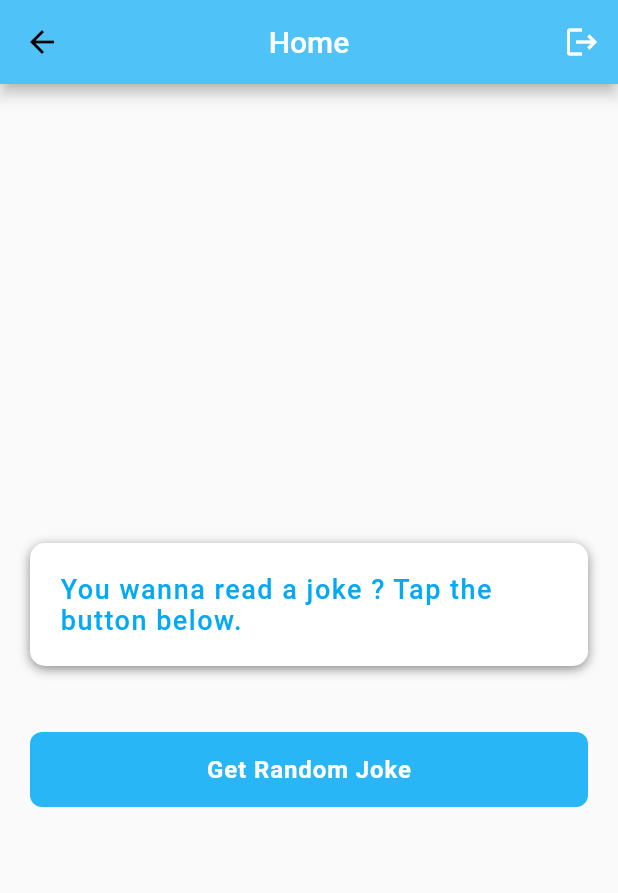
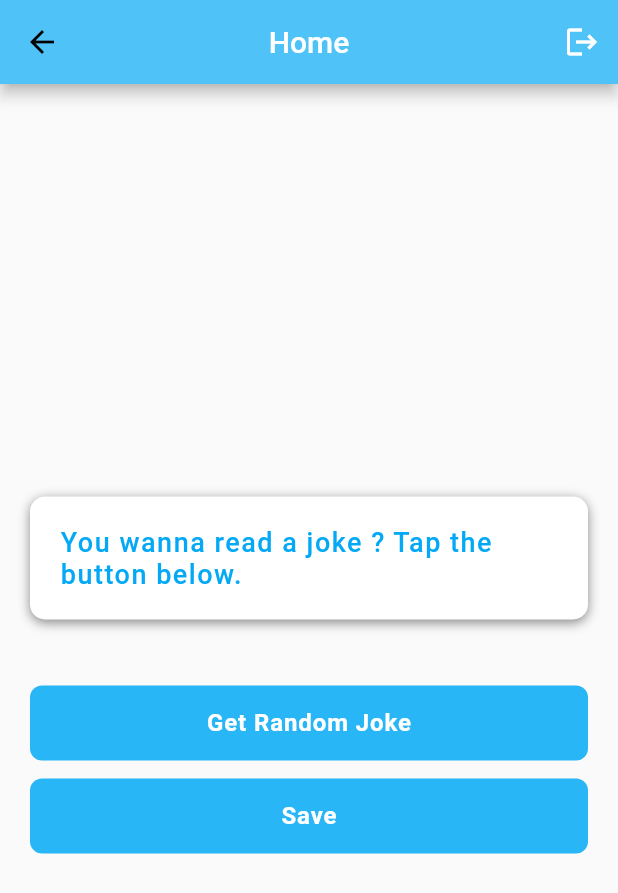
Before and after one commit to ermi14/joke_app, a Flutter app: the HomePage screen opened directly, on a phone screen of 412 x 824 dp. Shown: the top 893 px of the screen. Run offline on Flutter 3.47's test engine with Material 2 defaults, Android fonts, the phone set to English and light mode, and no system bars; our stand-ins replace bloc, equatable, firebase_auth, firebase_core, flutter_bloc, hive and 1 more; accounts and stored records are empty; generated files the repository leaves out were written again.

Commit message:
add save option using hive to save jokes locally

```diff
--- a/lib/presentation/pages/home_page.dart
+++ b/lib/presentation/pages/home_page.dart
@@ -1,8 +1,10 @@
 import 'package:firebase_auth/firebase_auth.dart';
 import 'package:flutter/material.dart';
 import 'package:flutter_bloc/flutter_bloc.dart';
+import 'package:hive/hive.dart';
 import 'package:joke_app/blocs/authentication/auth_bloc.dart';
 import 'package:joke_app/blocs/joke/joke_bloc.dart';
+import 'package:joke_app/data/models/saved_joke.dart';
 import 'package:joke_app/presentation/widgets/joke_card.dart';
 import 'package:shimmer/shimmer.dart';
 
@@ -13,6 +15,7 @@ class HomePage extends StatelessWidget {
 
   @override
   Widget build(BuildContext context) {
+    Box<SavedJoke> jokesBox;
     return Scaffold(
       appBar: AppBar(
         title: Text(
@@ -60,6 +63,55 @@ class HomePage extends StatelessWidget {
           }),
           SizedBox(height: 24),
           _getJokeButton(context),
+          SizedBox(
+            height: 12,
+          ),
+
+          /////////// Save to local db(hive)
+          GestureDetector(
+              onTap: () async {
+                try {
+                  if (Hive.isBoxOpen('jokes')) {
+                    jokesBox = Hive.box<SavedJoke>('jokes');
+                    jokesBox.put(
+                      BlocProvider.of<JokeBloc>(context).joke.id,
+                      SavedJoke(
+                        id: BlocProvider.of<JokeBloc>(context)
+                            .joke
+                            .id
+                            .toString(),
+                        body: BlocProvider.of<JokeBloc>(context).joke.joke,
+                      ),
+                    );
+
+                    print(jokesBox
+                        .get(BlocProvider.of<JokeBloc>(context).joke.id));
+                  } else {
+                    print('Box is not opened');
+                  }
+                } catch (err, stackTrace) {
+                  print(err.message);
+                  print(stackTrace);
+                }
+              },
+              child: Container(
+                margin: EdgeInsets.symmetric(horizontal: 20),
+                padding: EdgeInsets.symmetric(horizontal: 20),
+                width: double.infinity,
+                height: 50,
+                alignment: Alignment.center,
+                decoration: BoxDecoration(
+                    color: Colors.lightBlue.shade400,
+                    borderRadius: BorderRadius.circular(8)),
+                child: Text(
+                  'Save',
+                  style: TextStyle(
+                      color: Colors.white,
+                      fontWeight: FontWeight.bold,
+                      fontSize: 16,
+                      letterSpacing: 0.6),
+                ),
+              )),
         ],
       ),
     );
```
Also changed, not shown: lib/main.dart (+13 -0 lines). Lines whose indentation alone changed are shown as unchanged.
